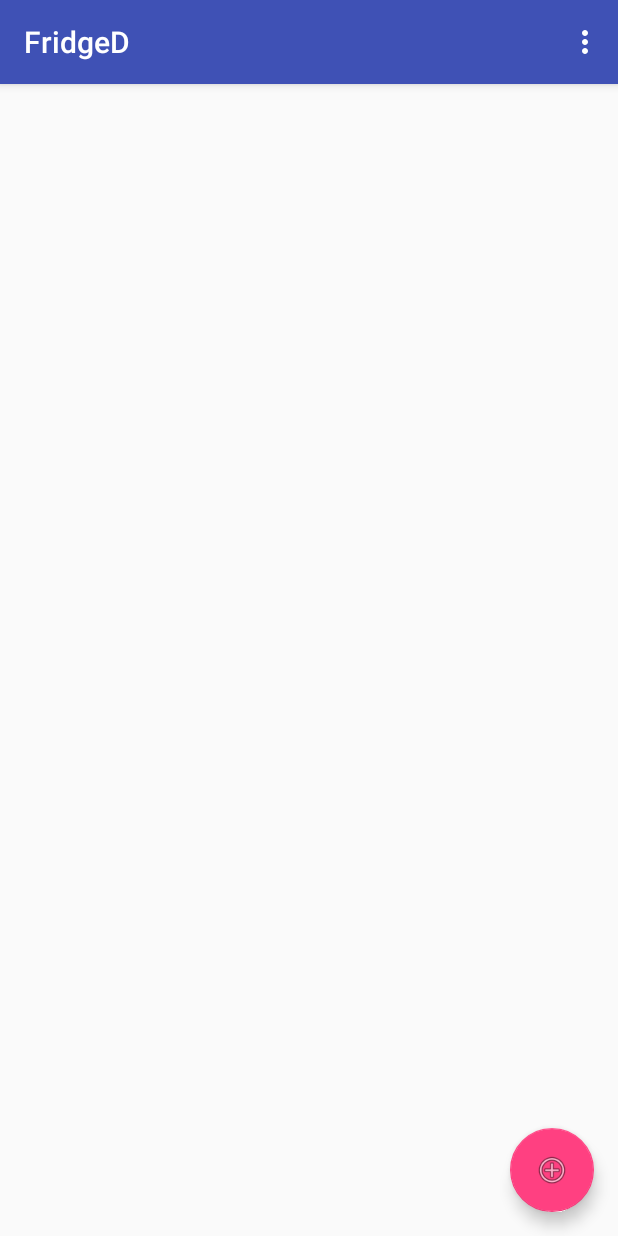
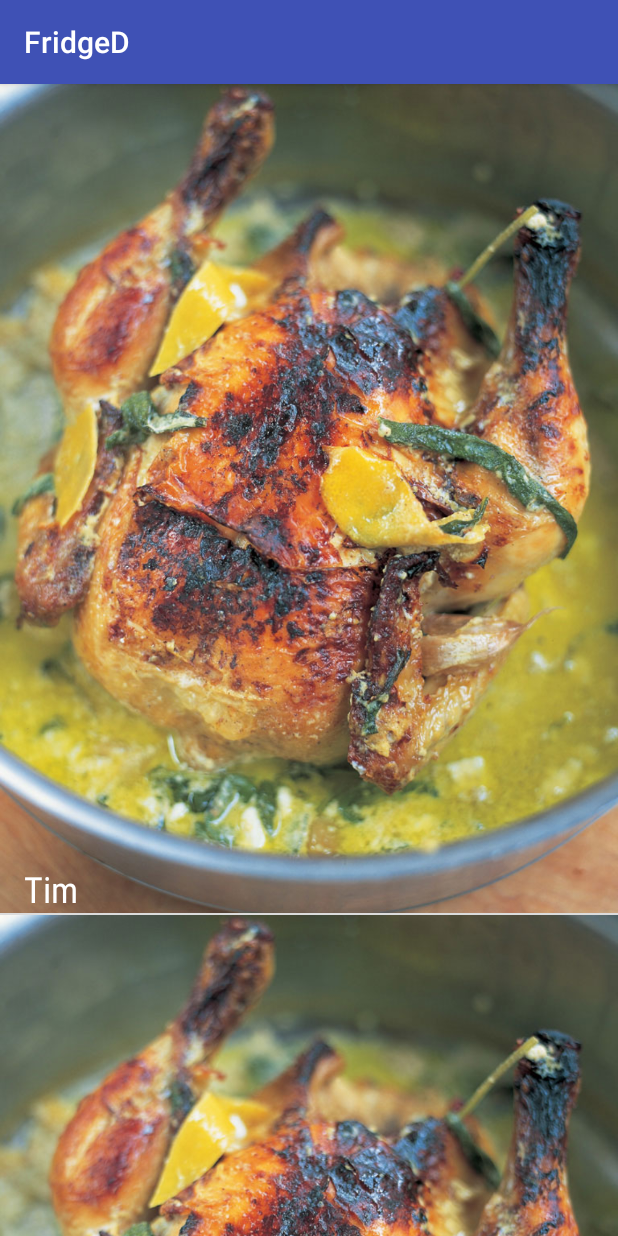
Before and after one commit to DevinSova/FridgeD, an Android app: the screen it shows after launch (MainActivity before the commit, RecipeActivity after it), on a phone screen of 412 x 824 dp. Run offline under Robolectric (Android 15) with nearby library versions, the phone set to English and light mode, and no system bars; our stand-ins replace Volley; network calls fail; 1 statement that could not run was skipped.

Commit message:
Messed stuff up, but idk what is going on b/c its late yeah. bye.

```diff
--- a/app/src/main/java/hackers/purdue/firstbusinesscompany/fridged/API.java
+++ b/app/src/main/java/hackers/purdue/firstbusinesscompany/fridged/API.java
@@ -4,6 +4,7 @@ import android.content.Context;
 import android.graphics.Bitmap;
 import android.graphics.BitmapFactory;
 import android.media.Image;
+import android.os.StrictMode;
 import android.widget.Toast;
 
 import com.android.volley.Request;
@@ -33,11 +34,16 @@ public class API {
 
     private static Context context;
     private ArrayList<Ingredient> ingredients;
+    private ArrayList<Recipe> recipes;
 
     StringRequest postRequest = new StringRequest(Request.Method.POST, requestUrl, new Response.Listener<String>() {
         @Override
         public void onResponse(String response) {
+            StrictMode.ThreadPolicy policy = new StrictMode.ThreadPolicy.Builder().permitAll().build();
+
+            StrictMode.setThreadPolicy(policy);
             try {
+                recipes = new ArrayList<>();
                 int count;
                 JSONObject recipeReply = new JSONObject(response);
                 count = recipeReply.getInt("count");
@@ -56,8 +62,10 @@ public class API {
                     recipes.add(recipeToAdd);
                 }
 
+                Toast.makeText(context, "Made it here", Toast.LENGTH_LONG).show();
 
             } catch (Exception e) {
+                Toast.makeText(context, "Made it to error land", Toast.LENGTH_LONG).show();
                 e.printStackTrace();
                 Toast.makeText(context, e.getMessage(), Toast.LENGTH_LONG).show();
             }
@@ -65,7 +73,8 @@ public class API {
     }, new Response.ErrorListener() {
         @Override
         public void onErrorResponse(VolleyError error) {
-            Toast.makeText(context, "It didn't work", Toast.LENGTH_LONG).show();
+            error.printStackTrace();
+            Toast.makeText(context, error.getMessage(), Toast.LENGTH_LONG).show();
         }
     }
     ) {
@@ -84,7 +93,7 @@ public class API {
             return params;
         }
     };
-    private ArrayList<Recipe> recipes;
+
 
     public API(Context context, ArrayList<Ingredient> ingredients) {
         this.context = context;
@@ -92,8 +101,13 @@ public class API {
     }
 
     public ArrayList<Recipe> getRecipes() {
-        RequestQueue queue = Volley.newRequestQueue(context); // this = context
-        queue.add(postRequest);
+
+        new Thread() {
+            public void run() {
+                RequestQueue queue = Volley.newRequestQueue(context); // this = context
+                queue.add(postRequest);
+            }
+        }.start();
         return recipes;
     }
 }
--- a/app/src/main/java/hackers/purdue/firstbusinesscompany/fridged/RecipeActivity.java
+++ b/app/src/main/java/hackers/purdue/firstbusinesscompany/fridged/RecipeActivity.java
@@ -2,6 +2,8 @@ package hackers.purdue.firstbusinesscompany.fridged;
 
 import android.app.Fragment;
 import android.app.FragmentTransaction;
+import android.graphics.Bitmap;
+import android.graphics.BitmapFactory;
 import android.support.v7.app.AppCompatActivity;
 import android.os.Bundle;
 import android.widget.LinearLayout;
@@ -26,6 +28,7 @@ public class RecipeActivity extends AppCompatActivity {
         if(extras != null) {
             ingredients = (ArrayList<Ingredient>) extras.get("ingredients");
         } else {
+            ingredients = new ArrayList<Ingredient>();
             ingredients.add(new Ingredient("Chicken"));
             ingredients.add(new Ingredient("Milk"));
             ingredients.add(new Ingredient("Cheese"));
@@ -33,6 +36,10 @@ public class RecipeActivity extends AppCompatActivity {
 
         API api = new API(getApplicationContext(), ingredients);
         recipes = api.getRecipes();
-        list.setAdapter(new RecipeDisplay(this, recipes));
+        recipes = new ArrayList<Recipe>();
+        recipes.add(new Recipe("Tim", "Yummy Chicken",  BitmapFactory.decodeResource(this.getResources(), R.drawable.test_food_photo), "Google.com", 100));
+        recipes.add(new Recipe("Bill", "Yummy Chicken",  BitmapFactory.decodeResource(this.getResources(), R.drawable.test_food_photo), "Google.com", 100));
+        RecipeDisplay recipeDisplay = new RecipeDisplay(this, recipes);
+        list.setAdapter(recipeDisplay);
     }
 }
--- a/app/src/main/res/layout/activity_recipe.xml
+++ b/app/src/main/res/layout/activity_recipe.xml
@@ -3,10 +3,6 @@
     xmlns:tools="http://schemas.android.com/tools"
     android:layout_width="match_parent"
     android:layout_height="match_parent"
-    android:paddingBottom="@dimen/activity_vertical_margin"
-    android:paddingLeft="@dimen/activity_horizontal_margin"
-    android:paddingRight="@dimen/activity_horizontal_margin"
-    android:paddingTop="@dimen/activity_vertical_margin"
     tools:context="hackers.purdue.firstbusinesscompany.fridged.RecipeActivity">
 
     <ListView
--- a/app/src/main/res/layout/fragment_recipe_display.xml
+++ b/app/src/main/res/layout/fragment_recipe_display.xml
@@ -1,14 +1,15 @@
 <RelativeLayout xmlns:android="http://schemas.android.com/apk/res/android"
     xmlns:tools="http://schemas.android.com/tools"
     android:layout_width="match_parent"
-    android:layout_height="match_parent"
+    android:layout_height="250dp"
     tools:context="hackers.purdue.firstbusinesscompany.fridged.RecipeDisplay">
 
     <ImageView
-        android:layout_width="match_parent"
+        android:layout_width="wrap_content"
         android:layout_height="match_parent"
         android:src="@drawable/test_food_photo"
         android:adjustViewBounds="true"
+        android:scaleType="centerCrop"
         android:id="@+id/image"
         />
 
@@ -16,7 +17,6 @@
         android:layout_width="wrap_content"
         android:layout_height="wrap_content"
         android:id="@+id/publisher"
-        android:text="John Smith"
         android:layout_alignParentBottom="true"
         android:layout_alignParentStart="true"
         android:layout_margin="@dimen/activity_horizontal_margin"
@@ -32,7 +32,6 @@
         android:layout_above="@+id/publisher"
         android:textAllCaps="true"
         android:textSize="@dimen/display1"
-        android:text="Some Chicken stuff lol"
         android:ellipsize="end"
         android:singleLine="true"
         android:layout_marginStart="@dimen/activity_horizontal_margin"
```
Also changed, not shown: app/src/main/AndroidManifest.xml (+3 -5 lines).
